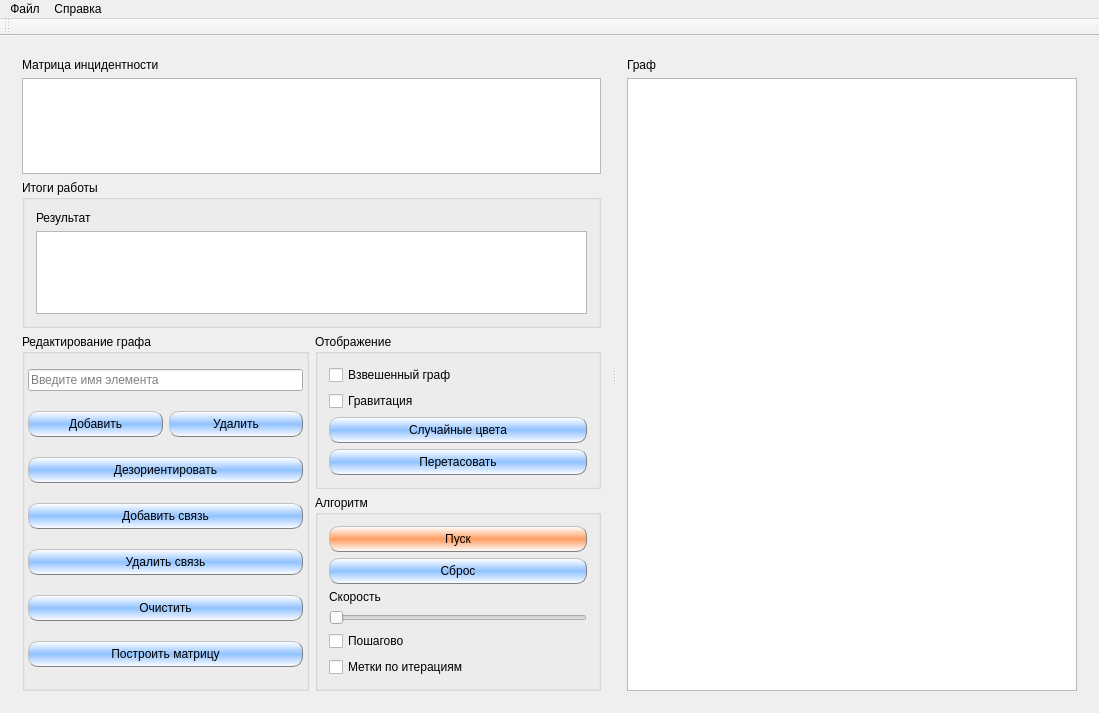
This is Algorithms/L3/mainwindow.ui in SqrtMinusOne/SEM3_LABS as Qt 5 draws it before an edit. The edited form follows.
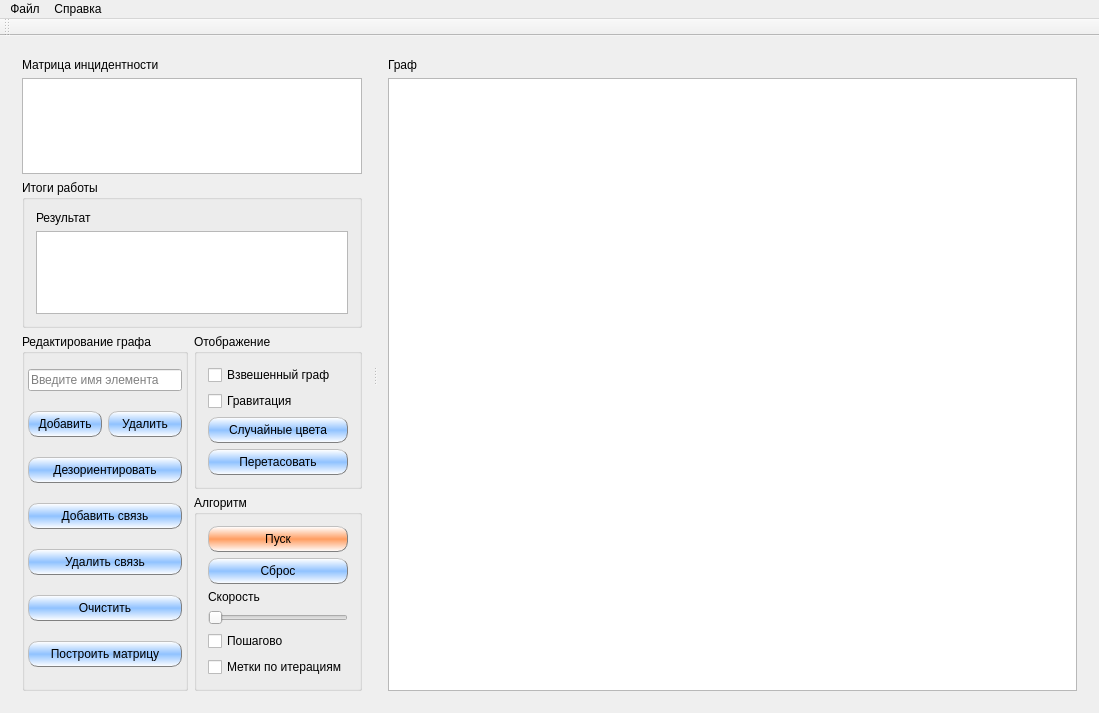
This is the edited form.

```diff
--- a/Algorithms/L3/mainwindow.ui
+++ b/Algorithms/L3/mainwindow.ui
@@ -344,7 +344,7 @@
       <widget class="QWidget" name="rightSide" native="true">
        <property name="sizePolicy">
         <sizepolicy hsizetype="Preferred" vsizetype="Preferred">
-         <horstretch>2</horstretch>
+         <horstretch>5</horstretch>
          <verstretch>0</verstretch>
         </sizepolicy>
        </property>
```
